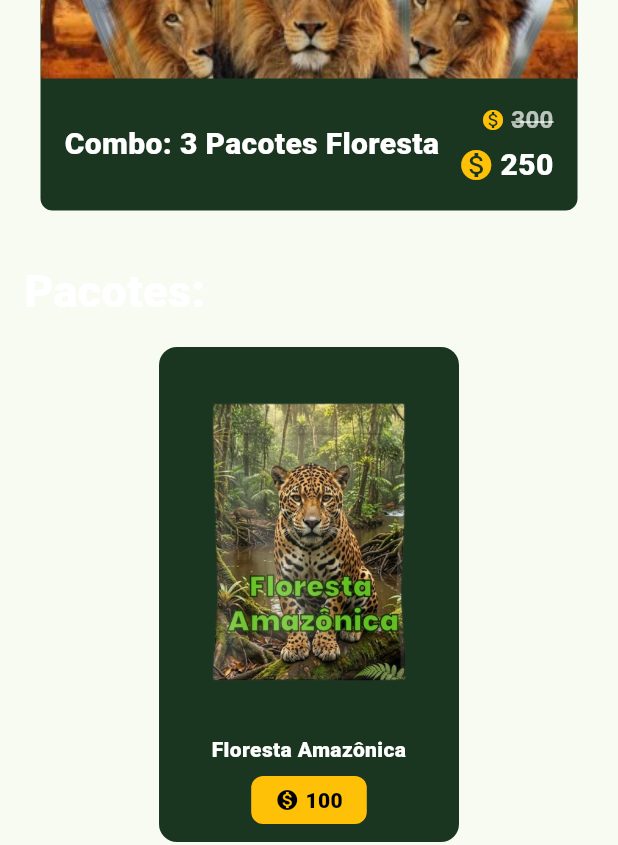
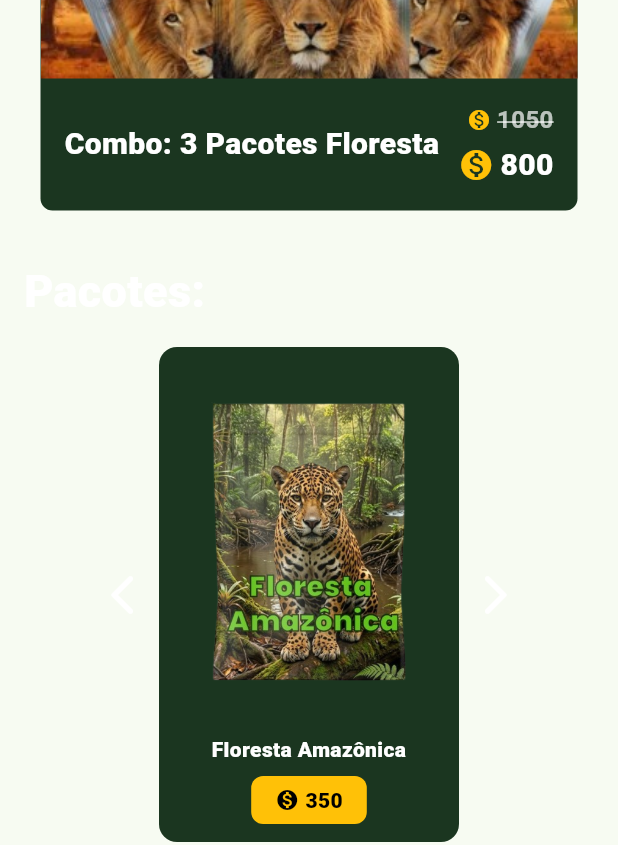
Before and after one commit to AndreyRodr/AnicardBattle, a Flutter app: the StoreView widget shown alone on an empty page, opened directly, on a phone screen of 412 x 824 dp. Shown: the part 391-1236 px from the top of the screen. Run offline on Flutter 3.47's test engine with Material 3 defaults, Android fonts, the phone set to English and light mode, and no system bars; our stand-ins replace audioplayers, cloud_firestore, device_preview, firebase_auth, firebase_core, flip_card and 2 more; accounts and stored records are empty.

Commit message:
store prices and carrousel fixed

```diff
--- a/lib/views/store_view.dart
+++ b/lib/views/store_view.dart
@@ -285,7 +285,7 @@ class _StoreViewState extends State<StoreView> {
   @override
   void initState() {
     super.initState();
-    _timer = Timer.periodic(const Duration(seconds: 3), (Timer timer) {
+    _timer = Timer.periodic(const Duration(seconds: 5), (Timer timer) {
       if (_currentPage < _totalPacks - 1) {
         _currentPage++;
       } else {
@@ -391,9 +391,9 @@ class _StoreViewState extends State<StoreView> {
             child: MainOfferWidget(
               imagePath: "assets/images/oferta.jpeg",
               title: "Combo: 3 Pacotes Floresta",
-              oldPrice: '300',
-              newPrice: '250',
-              onTap: () => _comprarPacoteGenerico(context, 250, 'floresta_amazonica', 3),
+              oldPrice: '1050',
+              newPrice: '800',
+              onTap: () => _comprarPacoteGenerico(context, 800, 'floresta_amazonica', 3),
             ),
           ),
 
@@ -410,8 +410,34 @@ class _StoreViewState extends State<StoreView> {
           ),
           const SizedBox(height: 16),
 
-          Center(
-            child: SizedBox(
+Row(
+            mainAxisAlignment: MainAxisAlignment.center,
+            children: [
+              // 1. Seta para a Esquerda (Agora sempre ativa)
+              IconButton(
+                icon: const Icon(Icons.arrow_back_ios_rounded),
+                color: Colors.white, // 🌟 Sempre branca
+                iconSize: 32,
+                onPressed: () {
+                  if (_currentPage == 0) {
+                    // Se estiver no primeiro, vai lá para o último (índice 2)
+                    _pageController.animateToPage(
+                      2,
+                      duration: const Duration(milliseconds: 400),
+                      curve: Curves.easeInOut,
+                    );
+                  } else {
+                    // Comportamento normal
+                    _pageController.previousPage(
+                      duration: const Duration(milliseconds: 300),
+                      curve: Curves.easeInOut,
+                    );
+                  }
+                },
+              ),
+
+              // 2. O seu Carrossel Original
+              SizedBox(
                 width: 200,
                 height: 330,
                 child: PageView(
@@ -423,31 +449,54 @@ class _StoreViewState extends State<StoreView> {
                     });
                   },
                   children: [
-                  // 🌟 ADICIONADO: 'imagePath' mapeado com a pasta correta das artes dos pacotes
                     PackOfferWidget(
                       packName: "Floresta Amazônica",
-                    packPrice: "100",
+                      packPrice: "350",
                       imagePath: "assets/images/packs/amazon_pack.png",
                       fallbackIcon: Icons.forest,
-                    onTap: () => _comprarPacoteGenerico(context, 100, 'floresta_amazonica', 1),
+                      onTap: () => _comprarPacoteGenerico(context, 350, 'floresta_amazonica', 1),
                     ),
                     PackOfferWidget(
                       packName: "Savana Africana",
-                    packPrice: "100",
+                      packPrice: "350",
                       imagePath: "assets/images/packs/savanna_pack.png",
                       fallbackIcon: Icons.wb_sunny,
-                    onTap: () => _comprarPacoteGenerico(context, 100, 'savana_africana', 1),
+                      onTap: () => _comprarPacoteGenerico(context, 350, 'savana_africana', 1),
                     ),
                     PackOfferWidget(
                       packName: "Tundra Polar",
-                    packPrice: "100",
+                      packPrice: "350",
                       imagePath: "assets/images/packs/tundra_pack.png",
                       fallbackIcon: Icons.ac_unit,
-                    onTap: () => _comprarPacoteGenerico(context, 100, 'tundra_polar', 1),
+                      onTap: () => _comprarPacoteGenerico(context, 350, 'tundra_polar', 1),
                     ),
                   ],
                 ),
               ),
+
+              // 3. Seta para a Direita (Agora sempre ativa)
+              IconButton(
+                icon: const Icon(Icons.arrow_forward_ios_rounded),
+                color: Colors.white, // 🌟 Sempre branca
+                iconSize: 32,
+                onPressed: () {
+                  if (_currentPage == 2) {
+                    // Se estiver no último, volta lá para o primeiro (índice 0)
+                    _pageController.animateToPage(
+                      0,
+                      duration: const Duration(milliseconds: 400),
+                      curve: Curves.easeInOut,
+                    );
+                  } else {
+                    // Comportamento normal
+                    _pageController.nextPage(
+                      duration: const Duration(milliseconds: 300),
+                      curve: Curves.easeInOut,
+                    );
+                  }
+                },
+              ),
+            ],
           ),
 
           const SizedBox(height: 12),
```
Lines whose indentation alone changed are shown as unchanged.
